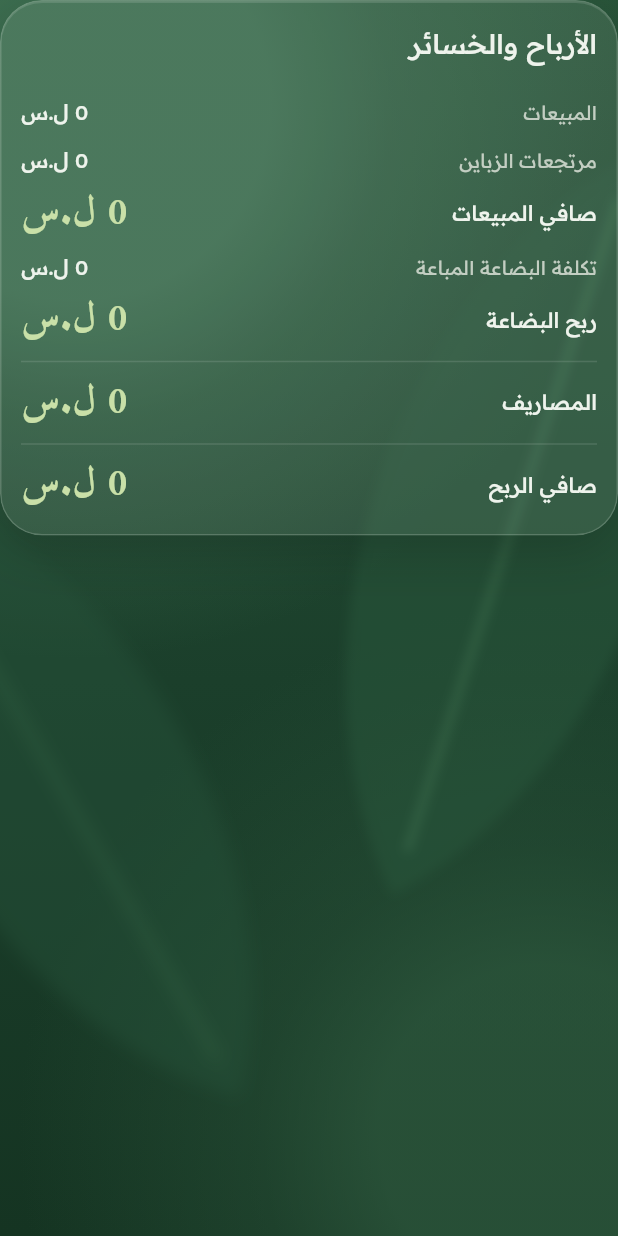
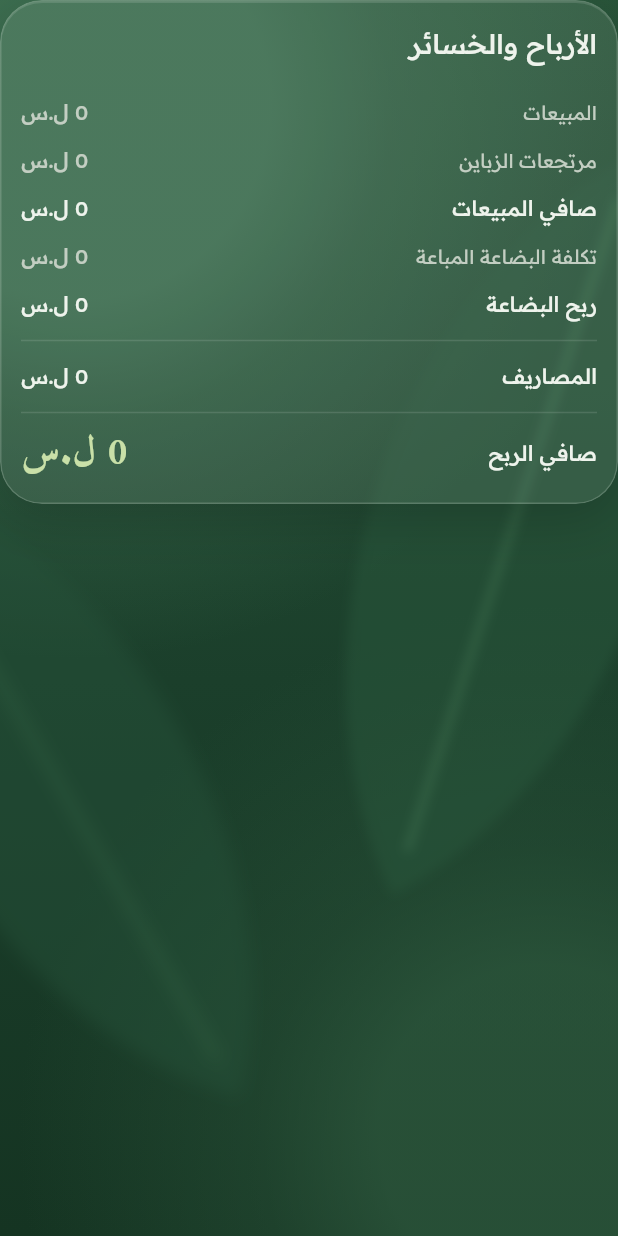
Before and after one commit to 5466676/pharmacy-app, a Flutter app: the _Statement widget shown alone on an empty page, opened directly with empty values, on a phone screen of 412 x 824 dp. Run offline on Flutter 3.47's test engine with Material 3 defaults, Android fonts, the phone set to English and light mode, and no system bars; our stand-ins replace drift, drift_flutter, flutter_riverpod, go_router; accounts and stored records are empty; generated files the repository leaves out were written again.

Commit message:
Accounting step 9: real run of expenses, P&L and backups; Phase 1.5 done
A release Linux build on a month of data: an employee's drawer expense,
the monthly P&L, last month, a backup and a full restore. Fixes the
backup hanging on Linux without xdg-user-dir (the default folder now
falls back), and keeps only the P&L bottom line in the big figure font.

Co-Authored-By: Claude Opus 5.5 <noreply@anthropic.com>
Claude-Session: https://claude.ai/code/session_011vzEehr7XSzQVfzdxWUz69

```diff
--- a/apps/pharmacy/lib/ui/screens/expenses_screen.dart
+++ b/apps/pharmacy/lib/ui/screens/expenses_screen.dart
@@ -214,10 +214,12 @@ class _Statement extends ConsumerWidget {
     final pnl = ref.watch(_pnlProvider(month)).value;
     if (pnl == null) return Panel(title: l.pnlTitle, child: const SizedBox.shrink());
 
+    // [strong]: a subtotal; [big]: the bottom line.
     Widget line(
       String label,
       int minor, {
       bool strong = false,
+      bool big = false,
       bool signed = false,
       Color? color,
     }) => Padding(
@@ -234,7 +236,9 @@ class _Statement extends ConsumerWidget {
           ),
           Text(
             signed ? formatSignedMoney(minor, currency) : formatMoney(minor, currency),
-            style: (strong ? DoayaTypography.price : DoayaTypography.label).copyWith(color: color),
+            style: (big ? DoayaTypography.price : DoayaTypography.label).copyWith(
+              color: color ?? (strong ? DoayaColors.textPrimary : DoayaColors.textSecondary),
+            ),
           ),
         ],
       ),
@@ -267,6 +271,7 @@ class _Statement extends ConsumerWidget {
             net >= 0 ? l.pnlNetProfit : l.pnlNetLoss,
             net,
             strong: true,
+            big: true,
             signed: true,
             color: net >= 0 ? DoayaColors.price : DoayaColors.dangerText,
           ),
```
Also changed, not shown: apps/pharmacy/lib/data/backup_controller.dart (+13 -4 lines), 10 other files.
